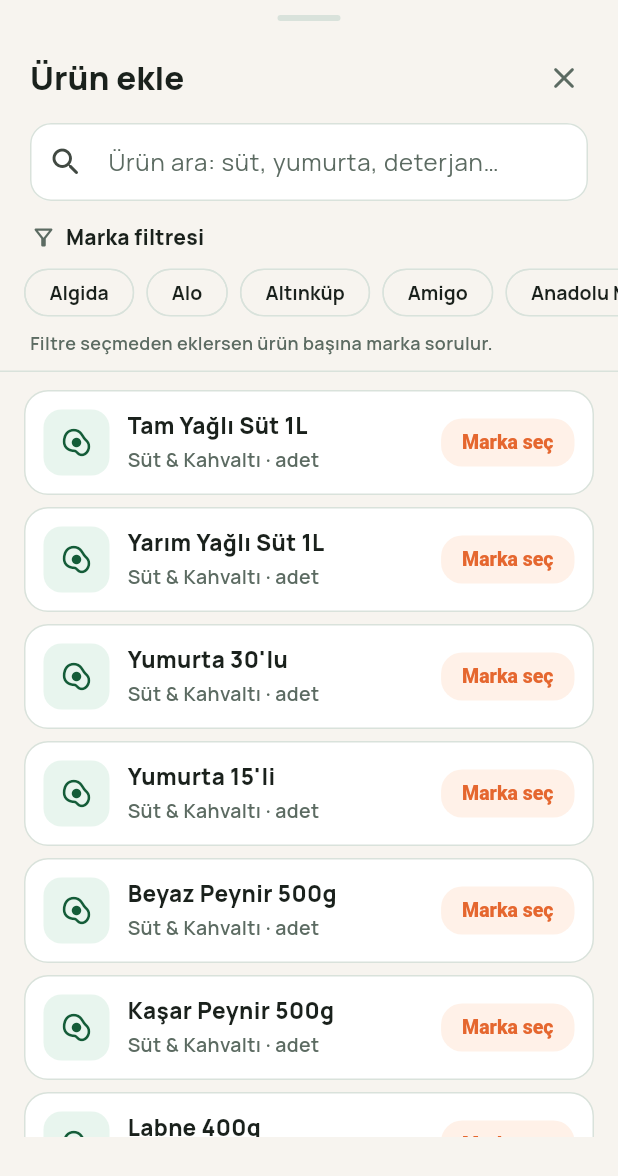
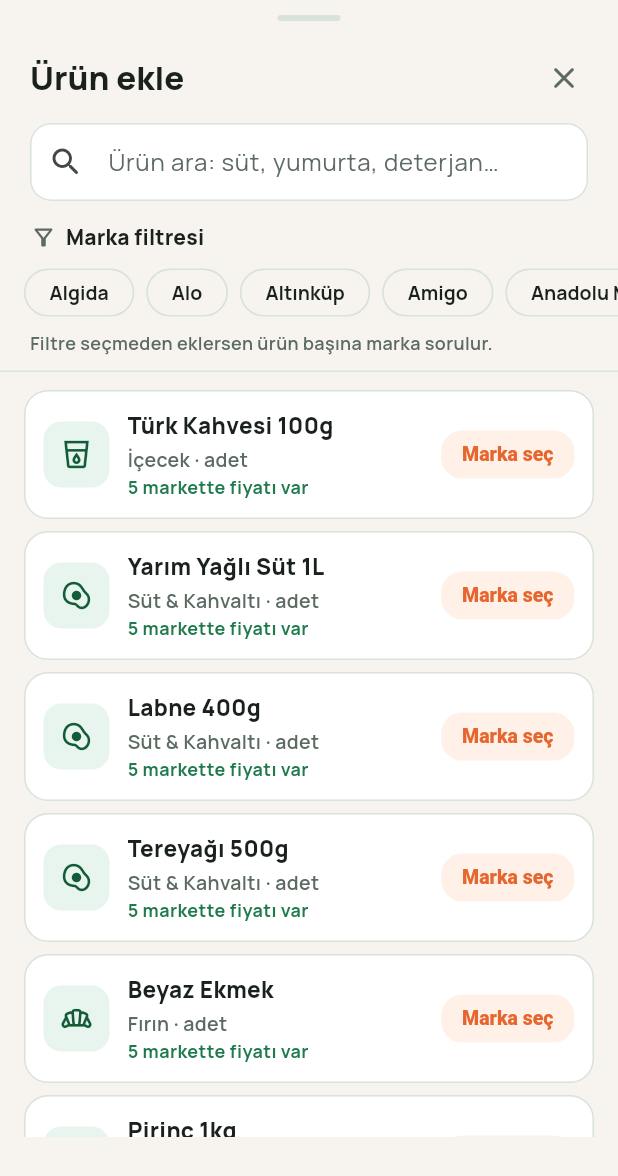
Before and after one commit to ruguikayrit/sepet-karsilastir, a Flutter app: the AddProductSheet widget shown alone on an empty page, opened directly, on a phone screen of 412 x 824 dp. Shown: the top 1176 px of the screen. Run offline on Flutter 3.47's test engine with Material 3 defaults, Android fonts, the phone set to English and light mode, and no system bars; our stand-ins replace google_fonts, shared_preferences; accounts and stored records are empty.

Commit message:
Fix price fetch: preserve book prices and guide users to priced products
When live API returns empty quotes, merge per-line so verified price book
entries are not wiped. On stream failure, fall back to book preview instead
of replacing with empty live results.

UX: sort products/brands by priced market count, add sample basket loader,
and show clearer banners when products have no coverage in the price book.

Co-authored-by: ruguikayrit <tiryakiugur@yahoo.com>

```diff
--- /dev/null
+++ b/lib/data/sample_basket.dart
@@ -0,0 +1,14 @@
+import '../models/product.dart';
+import 'mock_catalog.dart';
+
+/// Fiyat defterinde en az bir markette kaydı olan örnek alışveriş listesi.
+///
+/// Yeni kullanıcılar markasız satırlarla fiyat görebilsin diye yüksek kapsamlı
+/// ürünler seçildi (çoğu 4–5 markette fiyatlanır).
+List<Product> sampleBasketProducts() => [
+      productTypes.firstWhere((t) => t.id == 'sut-yarim-1l').withBrand(null),
+      productTypes.firstWhere((t) => t.id == 'aycicek-1l').withBrand(null),
+      productTypes.firstWhere((t) => t.id == 'yumurta-15').withBrand(null),
+      productTypes.firstWhere((t) => t.id == 'pirinc-1kg').withBrand(null),
+      productTypes.firstWhere((t) => t.id == 'makarna-500').withBrand(null),
+    ];
--- a/lib/screens/add_product_sheet.dart
+++ b/lib/screens/add_product_sheet.dart
@@ -68,10 +68,26 @@ class _AddProductSheetState extends State<AddProductSheet> {
     setState(() => _loading = true);
     final results = await context.read<BasketController>().searchTypes(query);
     if (!mounted) return;
+    final sorted = [...results]
+      ..sort((a, b) => _bestPricedCount(b).compareTo(_bestPricedCount(a)));
     setState(() {
-      _results = results;
+      _results = sorted;
       _loading = false;
     });
+  }
+
+  /// Seçili markalar varsa en yüksek fiyatlı olanı, yoksa kategorideki en
+  /// iyi markayı döner.
+  int _bestPricedCount(ProductType type) {
+    final brands = _applicableBrands(type);
+    if (brands.isNotEmpty) {
+      return brands
+          .map((b) => _pricedMarkets(type, b))
+          .fold(0, (best, count) => count > best ? count : best);
+    }
+    return brandsForCategory(type.category)
+        .map((b) => _pricedMarkets(type, b.name))
+        .fold(0, (best, count) => count > best ? count : best);
   }
 
   List<FoodBrand> get _visibleBrands {
@@ -129,7 +145,11 @@ class _AddProductSheetState extends State<AddProductSheet> {
 
   Future<List<String>?> _pickBrands(ProductType type) {
     final palette = context.palette;
-    final brands = brandsForCategory(type.category);
+    final brands = [...brandsForCategory(type.category)]
+      ..sort(
+        (a, b) => _pricedMarkets(type, b.name)
+            .compareTo(_pricedMarkets(type, a.name)),
+      );
     final chosen = <String>{};
 
     return showModalBottomSheet<List<String>>(
@@ -505,6 +525,7 @@ class _AddProductSheetState extends State<AddProductSheet> {
                           return _ProductRow(
                             type: type,
                             applicableBrands: _applicableBrands(type),
+                            pricedMarketCount: _bestPricedCount(type),
                             inBasketCount: basket.items
                                 .where((i) => i.product.typeId == type.id)
                                 .length,
@@ -523,12 +544,14 @@ class _ProductRow extends StatelessWidget {
   const _ProductRow({
     required this.type,
     required this.applicableBrands,
+    required this.pricedMarketCount,
     required this.inBasketCount,
     required this.onAdd,
   });
 
   final ProductType type;
   final List<String> applicableBrands;
+  final int pricedMarketCount;
   final int inBasketCount;
   final VoidCallback onAdd;
 
@@ -614,6 +637,24 @@ class _ProductRow extends StatelessWidget {
                     fontSize: 13,
                   ),
                 ),
+                if (pricedMarketCount > 0)
+                  Text(
+                    '$pricedMarketCount markette fiyatı var',
+                    style: TextStyle(
+                      color: palette.green,
+                      fontWeight: FontWeight.w700,
+                      fontSize: 12,
+                    ),
+                  )
+                else
+                  Text(
+                    'Defterde fiyat yok — marka seçerken kontrol et',
+                    style: TextStyle(
+                      color: palette.danger,
+                      fontWeight: FontWeight.w600,
+                      fontSize: 12,
+                    ),
+                  ),
               ],
             ),
           ),
```
Also changed, not shown: lib/screens/basket_screen.dart (+21 -1 lines), lib/screens/compare_screen.dart (+54 -0 lines), lib/services/hybrid_price_service.dart (+71 -7 lines), lib/state/basket_controller.dart (+9 -0 lines), 2 other files.
